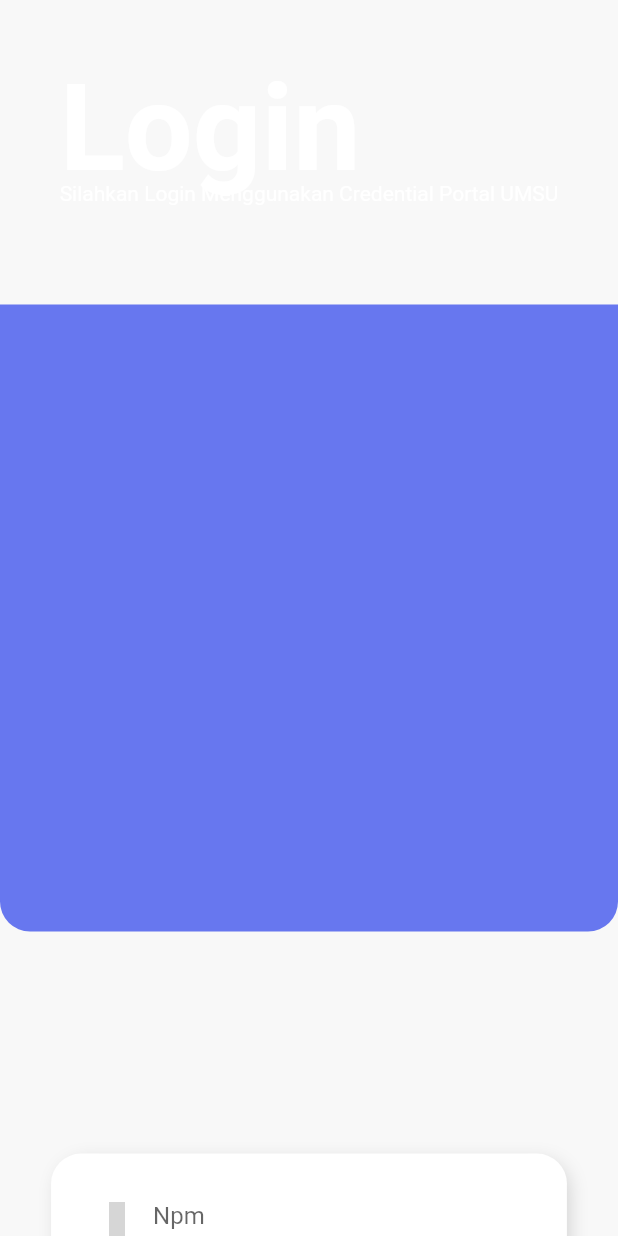
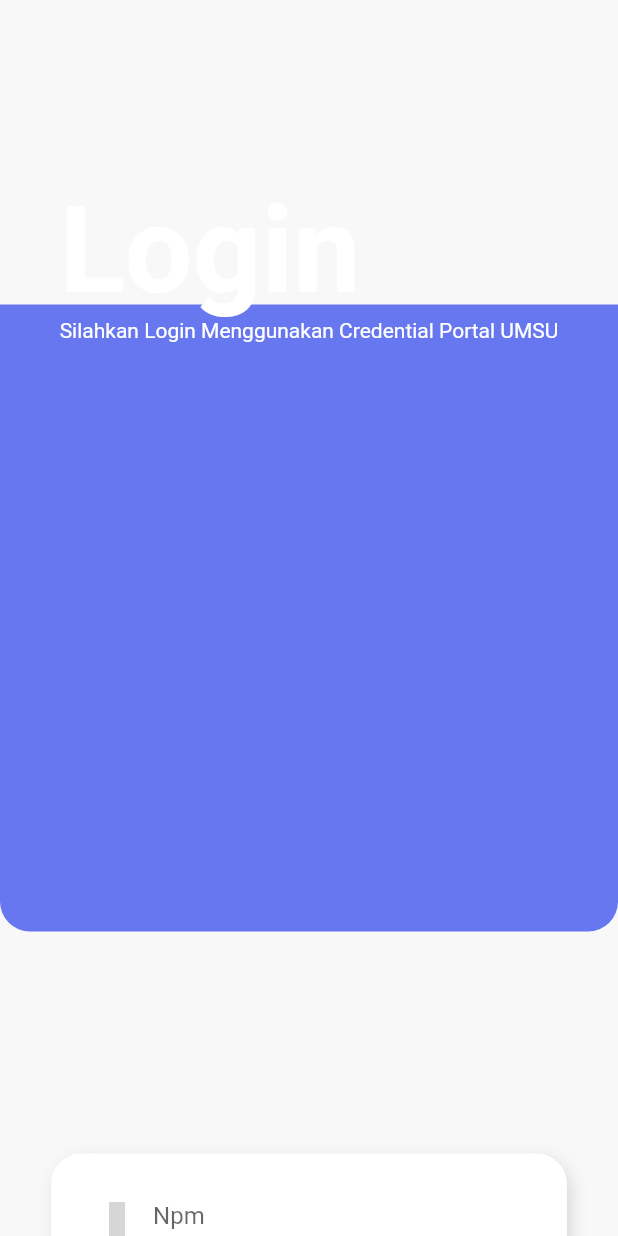
Before and after one commit to nougatlolipop/umsu-koas, a Flutter app: the HomeHeader widget shown alone on an empty page, opened directly, on a phone screen of 412 x 824 dp. Run offline on Flutter 3.47's test engine with Material 2 defaults, Android fonts, the light colour scheme and no system bars; our stand-ins replace lottie, material_design_icons_flutter; grey boxes are pictures that could not be loaded.

Commit message:
reinit login

```diff
--- a/lib/screen/login/components/homeHeader.dart
+++ b/lib/screen/login/components/homeHeader.dart
@@ -28,7 +28,7 @@
         Column(
           crossAxisAlignment: CrossAxisAlignment.start,
           children: [
-            SizedBox(height: getProportionateScreenHeight(80)),
+            SizedBox(height: getProportionateScreenHeight(160)),
             Text(
               "Login",
               style: TextStyle(
@@ -38,6 +38,7 @@
                 height: 0.5,
               ),
             ),
+            SizedBox(height: getProportionateScreenHeight(10)),
             Text(
               "Silahkan Login Menggunakan Credential Portal UMSU",
               style: TextStyle(
```
